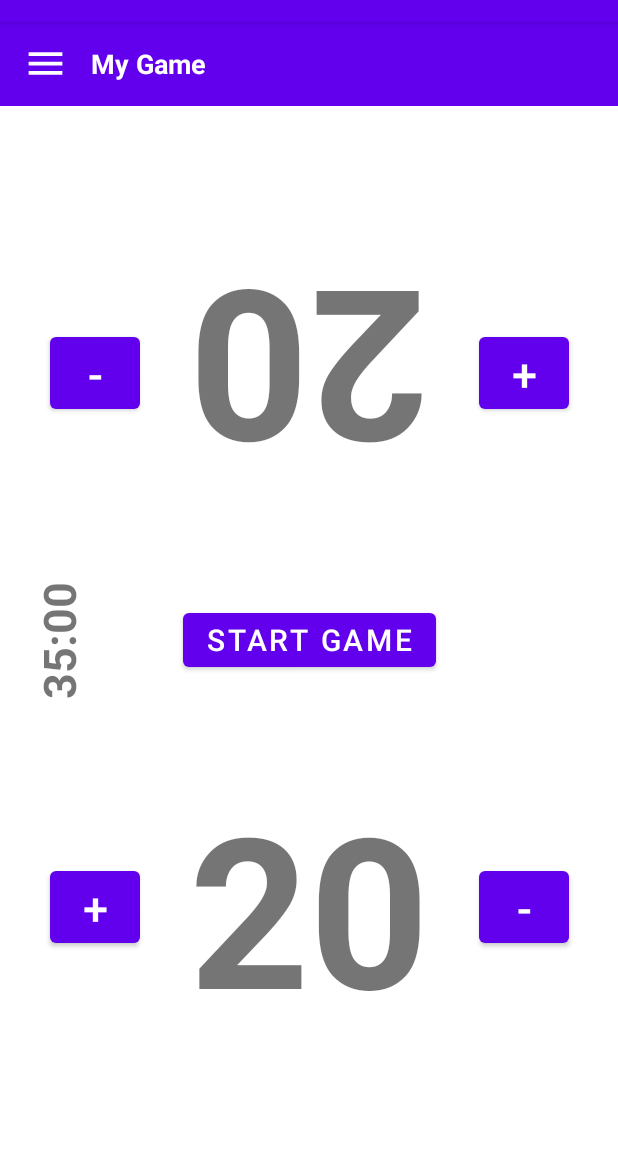
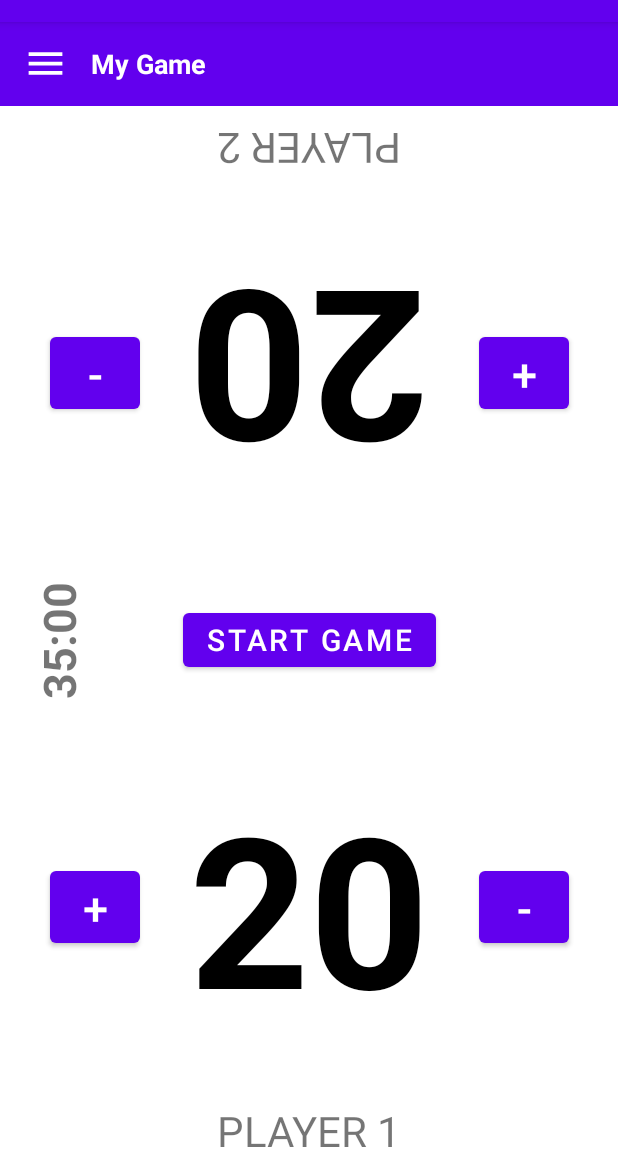
Before and after one commit to RahtiCz/Jan455Android, an Android app: the GameFragment screen opened through its navigation route, on a phone screen of 412 x 824 dp, the part 62-1236 px from its top. Run offline under Robolectric (Android 15) with nearby library versions, the light colour scheme and no system bars; our stand-ins replace navigation-ui.

```diff
--- a/app/src/main/java/com/example/jan455app/GameFragment.java
+++ b/app/src/main/java/com/example/jan455app/GameFragment.java
@@ -1,69 +1,45 @@
 package com.example.jan455app;
 
+import android.media.MediaPlayer;
 import android.os.Bundle;
 
+import androidx.annotation.NonNull;
 import androidx.fragment.app.Fragment;
 
 import android.os.CountDownTimer;
+import android.util.Log;
 import android.view.LayoutInflater;
 import android.view.View;
 import android.view.ViewGroup;
 import android.widget.Button;
+import android.widget.ImageView;
 import android.widget.TextView;
 
 import java.util.concurrent.TimeUnit;
 
 /**
  * A simple {@link Fragment} subclass.
- * Use the {@link GameFragment#newInstance} factory method to
- * create an instance of this fragment.
  */
 public class GameFragment extends Fragment {
-
-    // TODO: Rename parameter arguments, choose names that match
-    // the fragment initialization parameters, e.g. ARG_ITEM_NUMBER
-    private static final String ARG_PARAM1 = "param1";
-    private static final String ARG_PARAM2 = "param2";
-
-    // TODO: Rename and change types of parameters
-    private String mParam1;
-    private String mParam2;
 
     public GameFragment() {
         // Required empty public constructor
     }
 
-    /**
-     * Use this factory method to create a new instance of
-     * this fragment using the provided parameters.
-     *
-     * @param param1 Parameter 1.
-     * @param param2 Parameter 2.
-     * @return A new instance of fragment GameFragment.
-     */
-    // TODO: Rename and change types and number of parameters
-    public static GameFragment newInstance(String param1, String param2) {
-        GameFragment fragment = new GameFragment();
-        Bundle args = new Bundle();
-        args.putString(ARG_PARAM1, param1);
-        args.putString(ARG_PARAM2, param2);
-        fragment.setArguments(args);
-        return fragment;
-    }
-
     @Override
     public void onCreate(Bundle savedInstanceState) {
         super.onCreate(savedInstanceState);
-        if (getArguments() != null) {
-            mParam1 = getArguments().getString(ARG_PARAM1);
-            mParam2 = getArguments().getString(ARG_PARAM2);
-        }
+
     }
 
+    private boolean isGameOn = false;
+    private TextView timer, txtPlayer1, txtPlayer2;
+    private Button btnStart, btnP1Plus, btnP1Minus, btnP2Plus, btnP2Minus;
+    private CountDownTimer gameTimer;
+    private ImageView remainingTime;
+    private MediaPlayer soundPlayer;
+    private long gameTime;
 
-    boolean isGameOn = false;
-    private TextView timer, txtPlayer1;
-    private Button btnStart, btnP1Plus, btnP1Minus, btnP2Plus, btnP2Minus;
     @Override
     public View onCreateView(LayoutInflater inflater, ViewGroup container,
                              Bundle savedInstanceState) {
@@ -73,55 +49,132 @@ public class GameFragment extends Fragment {
         btnStart = (Button) v.findViewById(R.id.btnGameStart);
         timer = (TextView) v.findViewById(R.id.gameTime) ;
         txtPlayer1 = (TextView) v.findViewById(R.id.txtPlayer1) ;
+        txtPlayer2 = (TextView) v.findViewById(R.id.txtPlayer2) ;
         btnP1Minus = (Button) v.findViewById(R.id.buttonPlayer1Minus);
         btnP1Plus = (Button) v.findViewById(R.id.buttonPlayer1Plus);
+        btnP2Plus = (Button) v.findViewById(R.id.buttonPlayer2Plus);
+        btnP2Minus = (Button) v.findViewById(R.id.buttonPlayer2Minus);
+        remainingTime = (ImageView) v.findViewById(R.id.remainTime);
 
-        btnP1Plus.setOnClickListener(new View.OnClickListener() {
-            @Override
-            public void onClick(View v) {
-                int value = Integer.parseInt(txtPlayer1.getText().toString()) + 1;
+        btnP1Plus.setOnClickListener(this::onGameButtonClick);
+        btnP1Minus.setOnClickListener(this::onGameButtonClick);
+        btnP2Minus.setOnClickListener(this::onGameButtonClick);
+        btnP2Plus.setOnClickListener(this::onGameButtonClick);
+
+        btnStart.setOnClickListener(this::onGameStartClick);
+
+        if(savedInstanceState != null)
+        {
+            gameTime = savedInstanceState.getLong("GameTime");
+            txtPlayer1.setText(savedInstanceState.getString("Player1Live"));
+            txtPlayer2.setText(savedInstanceState.getString("Player2Live"));
+            if(gameTime < 60000)
+            {
+                isGameOn = true;
+                startTimer(gameTime);
+            }
+        }
+        else
+        {
+            gameTime = 60000;
+        }
+
+        // Inflate the layout for this fragment
+        return v;
+    }
+
+    public void onGameButtonClick(View v) {
+        int value = 20;
+
+        if(isGameOn) {
+            switch (v.getId()) {
+
+                case R.id.buttonPlayer1Minus:
+                    value = Integer.parseInt(txtPlayer1.getText().toString())-1;
+
                     txtPlayer1.setText(Integer.toString(value));
+                    break;
+                case R.id.buttonPlayer2Minus:
+                    value = Integer.parseInt(txtPlayer2.getText().toString())-1;
+                    txtPlayer2.setText(Integer.toString(value));
+                    break;
+                case R.id.buttonPlayer1Plus:
+                    value = Integer.parseInt(txtPlayer1.getText().toString())+1;
+                     txtPlayer1.setText(Integer.toString(value));
+                    break;
+                case R.id.buttonPlayer2Plus:
+                    value = Integer.parseInt(txtPlayer2.getText().toString()) + 1;
+                    txtPlayer2.setText(Integer.toString(value));
+                    break;
+                default:
+                    break;
             }
-        });
 
-        btnP1Minus.setOnClickListener(new View.OnClickListener() {
-            @Override
-            public void onClick(View v) {
-                int value = Integer.parseInt(txtPlayer1.getText().toString()) - 1;
-                txtPlayer1.setText(Integer.toString(value));
+            if(value < 1){
+                gameFinish();
+                timer.setText(v.getId()==R.id.buttonPlayer1Minus ? "P2 WIN!" : "P1 WIN!");
             }
-        });
+        }
+    }
 
-
-        btnStart.setOnClickListener(new View.OnClickListener() {
-            @Override
-            public void onClick(View v) {
+    public void onGameStartClick(View v) {
         //if running then not run
         if(!isGameOn) {
+            timer.setText("35:00");
+            txtPlayer1.setText("20");
+            txtPlayer2.setText("20");
             isGameOn = true;
+            startTimer(60000);
+        }
+    }
 
-                    new CountDownTimer(30000, 1000) {
+    private void startTimer(long initTime)
+    {
+        gameTimer = new CountDownTimer(initTime, 1000) {
             //ukladat si milisekundy + stav running do stavu at muze pokracovat po otoceni displaye
             public void onTick(long millisUntilFinished) {
                 timer.setText(String.format("%02d:%02d",
                         TimeUnit.MILLISECONDS.toMinutes(millisUntilFinished) % 60,
                         TimeUnit.MILLISECONDS.toSeconds(millisUntilFinished) % 60));
+                //Log.d("TEST", "onTick: " + String.valueOf(millisUntilFinished));
+                if(millisUntilFinished> 30000 && millisUntilFinished< 31000)
+                {
+                    //reminder on 5 minutes to end
+                    remainingTime.setVisibility(View.VISIBLE);
+                    soundPlayer = MediaPlayer.create(getActivity(), R.raw.five_min_remain);
+                    soundPlayer.start();
                 }
-
+                gameTime = millisUntilFinished;
+            }
             public void onFinish() {
-                            //play sound.
-                            timer.setText("Done");
-                            isGameOn = false;
-                            //play sound.
-
+                //play sound on finish
+                gameFinish();
+                timer.setText("DRAW");
             }
         }.start();
     }
-            }
-        });
 
-        // Inflate the layout for this fragment
-        return v;
+    private void gameFinish()
+    {
+        soundPlayer = MediaPlayer.create(getActivity(), R.raw.game_over);
+        soundPlayer.start();
+        remainingTime.setVisibility(View.INVISIBLE);
+        isGameOn = false;
+        gameTimer.cancel();
     }
 
+    @Override
+    public void onSaveInstanceState(@NonNull Bundle outState) {
+        super.onSaveInstanceState(outState);
+        outState.putString("Player1Live", txtPlayer1.getText().toString());
+        outState.putString("Player2Live", txtPlayer2.getText().toString());
+        outState.putLong("GameTime",gameTime );
     }
+
+    @Override
+    public void onPause() {
+        super.onPause();
+        if(gameTimer != null)
+            gameTimer.cancel();
+    }
+}
--- /dev/null
+++ b/app/src/main/java/com/example/jan455app/HomePage.java
@@ -0,0 +1,31 @@
+package com.example.jan455app;
+
+import android.os.Bundle;
+
+import androidx.fragment.app.Fragment;
+
+import android.view.LayoutInflater;
+import android.view.View;
+import android.view.ViewGroup;
+
+/**
+ * A simple {@link Fragment} subclass.
+ */
+public class HomePage extends Fragment {
+
+    public HomePage() {
+        // Required empty public constructor
+    }
+
+    @Override
+    public void onCreate(Bundle savedInstanceState) {
+        super.onCreate(savedInstanceState);
+    }
+
+    @Override
+    public View onCreateView(LayoutInflater inflater, ViewGroup container,
+                             Bundle savedInstanceState) {
+        // Inflate the layout for this fragment
+        return inflater.inflate(R.layout.fragment_home_page, container, false);
+    }
+}
--- /dev/null
+++ b/app/src/main/res/drawable/ico_home.xml
@@ -0,0 +1,5 @@
+<vector android:height="30dp" android:tint="?attr/colorControlNormal"
+    android:viewportHeight="24" android:viewportWidth="24"
+    android:width="30dp" xmlns:android="http://schemas.android.com/apk/res/android">
+    <path android:fillColor="@android:color/white" android:pathData="M10,20v-6h4v6h5v-8h3L12,3 2,12h3v8z"/>
+</vector>
--- /dev/null
+++ b/app/src/main/res/drawable/ico_time.xml
@@ -0,0 +1,5 @@
+<vector android:height="60dp" android:tint="?attr/colorControlNormal"
+    android:viewportHeight="24" android:viewportWidth="24"
+    android:width="60dp" xmlns:android="http://schemas.android.com/apk/res/android">
+    <path android:fillColor="@android:color/white" android:pathData="M15,1L9,1v2h6L15,1zM11,14h2L13,8h-2v6zM19.03,7.39l1.42,-1.42c-0.43,-0.51 -0.9,-0.99 -1.41,-1.41l-1.42,1.42C16.07,4.74 14.12,4 12,4c-4.97,0 -9,4.03 -9,9s4.02,9 9,9 9,-4.03 9,-9c0,-2.12 -0.74,-4.07 -1.97,-5.61zM12,20c-3.87,0 -7,-3.13 -7,-7s3.13,-7 7,-7 7,3.13 7,7 -3.13,7 -7,7z"/>
+</vector>
--- a/app/src/main/res/layout/fragment_game.xml
+++ b/app/src/main/res/layout/fragment_game.xml
@@ -21,28 +21,42 @@
         app:layout_constraintTop_toTopOf="parent"
         app:layout_constraintBottom_toTopOf="@id/guideline1">
 
-        <Button
-            android:id="@+id/buttonPlayer2Minus"
-            android:layout_width="60dp"
-            android:layout_height="60dp"
-            android:text="-"
-            android:textSize="30sp"
-            app:layout_constraintBottom_toBottomOf="parent"
-            app:layout_constraintEnd_toStartOf="@+id/textView2"
+        <TextView
+            android:id="@+id/player2Name"
+            android:layout_width="match_parent"
+            android:layout_height="wrap_content"
+            android:text="@string/player_2"
+            android:textSize="28sp"
+            android:rotation="180"
+            android:gravity="center_horizontal"
+            android:layout_margin="10dp"
+            app:layout_constraintTop_toTopOf="parent"
             app:layout_constraintStart_toStartOf="parent"
-            app:layout_constraintTop_toTopOf="parent" />
+            app:layout_constraintEnd_toEndOf="parent"/>
 
         <TextView
-            android:id="@+id/textView2"
+            android:id="@+id/txtPlayer2"
             android:layout_width="wrap_content"
             android:layout_height="match_parent"
             android:layout_weight="0.5"
             android:gravity="center_vertical|center_horizontal"
             android:rotation="180"
-            android:text="20"
+            android:text="@string/startLives"
             android:textSize="140sp"
             android:textStyle="bold"
+            android:textColor="@color/black"
             app:layout_constraintEnd_toEndOf="parent"
+            app:layout_constraintStart_toStartOf="parent"
+            app:layout_constraintTop_toTopOf="parent" />
+
+        <Button
+            android:id="@+id/buttonPlayer2Minus"
+            android:layout_width="60dp"
+            android:layout_height="60dp"
+            android:text="@string/minus"
+            android:textSize="30sp"
+            app:layout_constraintBottom_toBottomOf="parent"
+            app:layout_constraintEnd_toStartOf="@+id/txtPlayer2"
             app:layout_constraintStart_toStartOf="parent"
             app:layout_constraintTop_toTopOf="parent" />
 
@@ -50,15 +64,13 @@
             android:id="@+id/buttonPlayer2Plus"
             android:layout_width="60dp"
             android:layout_height="60dp"
-            android:text="+"
+            android:text="@string/plus"
             android:textSize="30sp"
             app:layout_constraintBottom_toBottomOf="parent"
             app:layout_constraintEnd_toEndOf="parent"
-            app:layout_constraintStart_toEndOf="@+id/textView2"
+            app:layout_constraintStart_toEndOf="@+id/txtPlayer2"
             app:layout_constraintTop_toTopOf="parent" />
     </androidx.constraintlayout.widget.ConstraintLayout>
-
-
 
 
     <androidx.constraintlayout.widget.ConstraintLayout
@@ -69,11 +81,22 @@
         app:layout_constraintBottom_toBottomOf="parent"
         app:layout_constraintTop_toBottomOf="@id/guideline1">
 
+        <TextView
+            android:id="@+id/player1Name"
+            android:layout_width="match_parent"
+            android:layout_height="wrap_content"
+            android:text="@string/player_1"
+            android:textSize="28sp"
+            android:gravity="center_horizontal"
+            android:layout_margin="10dp"
+            app:layout_constraintBottom_toBottomOf="parent"
+            app:layout_constraintStart_toStartOf="parent"
+            app:layout_constraintEnd_toEndOf="parent"/>
         <Button
             android:id="@+id/buttonPlayer1Plus"
             android:layout_width="60dp"
             android:layout_height="60dp"
-        android:text="+"
+            android:text="@string/plus"
             android:textSize="30sp"
             app:layout_constraintBottom_toBottomOf="parent"
             app:layout_constraintEnd_toStartOf="@+id/txtPlayer1"
@@ -86,9 +109,10 @@
             android:layout_height="match_parent"
             android:layout_weight="0.5"
             android:gravity="center_vertical|center_horizontal"
-        android:text="20"
+            android:text="@string/startLives"
             android:textSize="140sp"
             android:textStyle="bold"
+            android:textColor="@color/black"
             app:layout_constraintEnd_toEndOf="parent"
             app:layout_constraintStart_toStartOf="parent"
             app:layout_constraintTop_toTopOf="parent" />
@@ -97,7 +121,7 @@
             android:id="@+id/buttonPlayer1Minus"
             android:layout_width="60dp"
             android:layout_height="60dp"
-        android:text="-"
+            android:text="@string/minus"
             android:textSize="30sp"
             app:layout_constraintBottom_toBottomOf="parent"
             app:layout_constraintEnd_toEndOf="parent"
@@ -110,13 +134,15 @@
         android:id="@+id/gameTime"
         android:layout_width="wrap_content"
         android:layout_height="wrap_content"
-        android:rotation="270"
-        android:text="35:00"
+        android:rotation="-90"
+        android:text="@string/gameTime"
         android:textSize="30sp"
         android:textStyle="bold"
+        android:gravity="center"
         app:layout_constraintStart_toStartOf="parent"
         app:layout_constraintBottom_toBottomOf="parent"
         app:layout_constraintTop_toTopOf="parent" />
+
     <Button
         android:id="@+id/btnGameStart"
         android:layout_width="wrap_content"
@@ -125,8 +151,20 @@
         app:layout_constraintBottom_toBottomOf="parent"
         app:layout_constraintTop_toTopOf="parent"
         app:layout_constraintEnd_toEndOf="parent"
-        android:text="START GAME"
-        android:textSize="20sp"
-        />
+        android:gravity="top"
+        android:text="@string/start_game"
+        android:textSize="20sp" />
+
+    <ImageView
+        android:id="@+id/remainTime"
+        android:layout_width="wrap_content"
+        android:layout_height="wrap_content"
+        android:src="@drawable/ico_time"
+        android:visibility="invisible"
+        android:layout_marginEnd="10dp"
+        android:layout_marginRight="10dp"
+        app:layout_constraintEnd_toEndOf="parent"
+        app:layout_constraintBottom_toBottomOf="parent"
+        app:layout_constraintTop_toTopOf="parent"/>
 
 </androidx.constraintlayout.widget.ConstraintLayout>
--- a/app/src/main/res/menu/mtg_menu.xml
+++ b/app/src/main/res/menu/mtg_menu.xml
@@ -1,5 +1,9 @@
 <?xml version="1.0" encoding="utf-8"?>
 <menu xmlns:android="http://schemas.android.com/apk/res/android">
+    <item android:id="@+id/menuHomePage"
+        android:icon="@drawable/ico_home"
+        android:title="@string/home"/>
+
     <item android:id="@+id/menuGame"
         android:icon="@drawable/ico_game"
         android:title="@string/game"/>
--- a/app/src/main/res/navigation/main.xml
+++ b/app/src/main/res/navigation/main.xml
@@ -3,7 +3,7 @@
     xmlns:app="http://schemas.android.com/apk/res-auto"
     xmlns:tools="http://schemas.android.com/tools"
     android:id="@+id/main"
-    app:startDestination="@id/menuAbout">
+    app:startDestination="@id/menuHomePage">
 
     <fragment
         android:id="@+id/menuAbout"
@@ -30,4 +30,9 @@
         android:name="com.example.jan455app.ExitFragment"
         android:label="Ukonceni Aplikace"
         tools:layout="@layout/fragment_exit" />
+    <fragment
+        android:id="@+id/menuHomePage"
+        android:name="com.example.jan455app.HomePage"
+        android:label=" "
+        tools:layout="@layout/fragment_home_page" />
 </navigation>
--- a/app/src/main/res/values/strings.xml
+++ b/app/src/main/res/values/strings.xml
@@ -15,4 +15,17 @@
     <string name="card_count">Card count</string>
     <string name="is_foil">Is Foil</string>
     <string name="is_signed">Is signed</string>
+    <!-- TODO: Remove or change this placeholder text -->
+    <string name="hello_blank_fragment">Hello blank fragment</string>
+    <string name="mtg_helper">MTG HELPER ™</string>
+    <string name="footer">©Janouch Marek, 2020</string>
+    <string name="mtg_main_logo">Mtg Main Logo</string>
+    <string name="home">Home</string>
+    <string name="player_2">PLAYER 2</string>
+    <string name="player_1">PLAYER 1</string>
+    <string name="plus">+</string>
+    <string name="startLives">20</string>
+    <string name="minus">-</string>
+    <string name="gameTime">35:00</string>
+    <string name="start_game">START GAME</string>
 </resources>
```
Also changed, not shown: app/src/main/res/layout/fragment_home_page.xml (added, +36 -0 lines), app/src/main/res/drawable/logo.png (added), 2 other files. Lines whose indentation alone changed are shown as unchanged.
